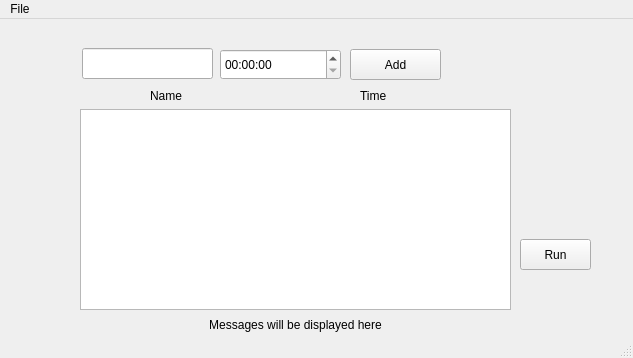
RespectedCow/life-with-time, file lib/mainapp.ui: the form before one commit.
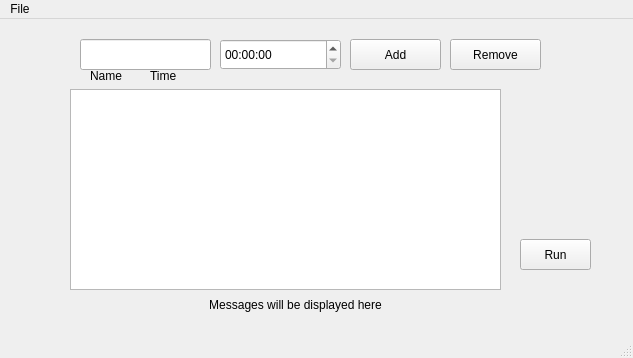
The form after the commit.

What changed in the file:
```diff
--- a/lib/mainapp.ui
+++ b/lib/mainapp.ui
@@ -18,7 +18,7 @@
     <property name="geometry">
      <rect>
       <x>220</x>
-      <y>30</y>
+      <y>20</y>
       <width>121</width>
       <height>31</height>
      </rect>
@@ -28,7 +28,7 @@
     <property name="geometry">
      <rect>
       <x>350</x>
-      <y>30</y>
+      <y>20</y>
       <width>91</width>
       <height>31</height>
      </rect>
@@ -54,7 +54,7 @@
     <property name="geometry">
      <rect>
       <x>100</x>
-      <y>290</y>
+      <y>270</y>
       <width>391</width>
       <height>31</height>
      </rect>
@@ -75,8 +75,8 @@
    <widget class="QLineEdit" name="EntryName">
     <property name="geometry">
      <rect>
-      <x>82</x>
-      <y>29</y>
+      <x>80</x>
+      <y>20</y>
       <width>131</width>
       <height>31</height>
      </rect>
@@ -88,8 +88,8 @@
    <widget class="QListWidget" name="entryTable">
     <property name="geometry">
      <rect>
-      <x>80</x>
-      <y>90</y>
+      <x>70</x>
+      <y>70</y>
       <width>431</width>
       <height>201</height>
      </rect>
@@ -101,8 +101,8 @@
    <widget class="QLabel" name="nothing">
     <property name="geometry">
      <rect>
-      <x>150</x>
-      <y>70</y>
+      <x>90</x>
+      <y>50</y>
       <width>47</width>
       <height>13</height>
      </rect>
@@ -114,8 +114,8 @@
    <widget class="QLabel" name="label_2">
     <property name="geometry">
      <rect>
-      <x>360</x>
-      <y>70</y>
+      <x>150</x>
+      <y>50</y>
       <width>47</width>
       <height>13</height>
      </rect>
@@ -124,6 +124,19 @@
      <string>Time</string>
     </property>
    </widget>
+   <widget class="QPushButton" name="removeEntry">
+    <property name="geometry">
+     <rect>
+      <x>450</x>
+      <y>20</y>
+      <width>91</width>
+      <height>31</height>
+     </rect>
+    </property>
+    <property name="text">
+     <string>Remove</string>
+    </property>
+   </widget>
   </widget>
   <widget class="QMenuBar" name="menubar">
    <property name="geometry">
```
Left out of the diff: 2 changed lines with no effect on the pictures.
